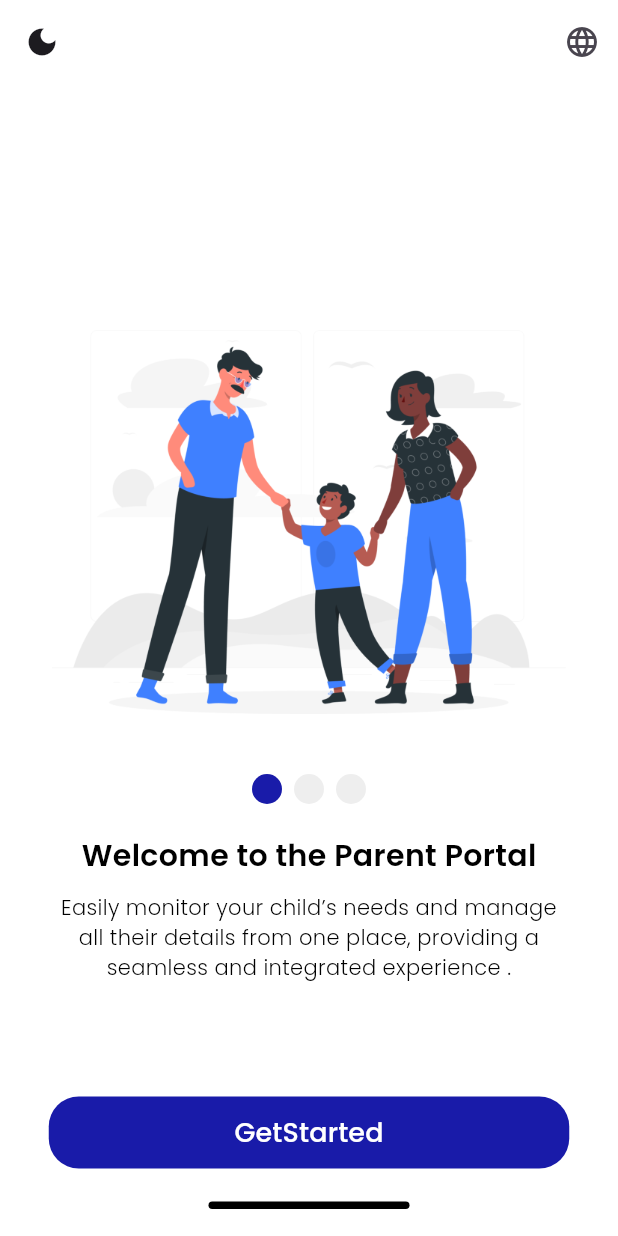
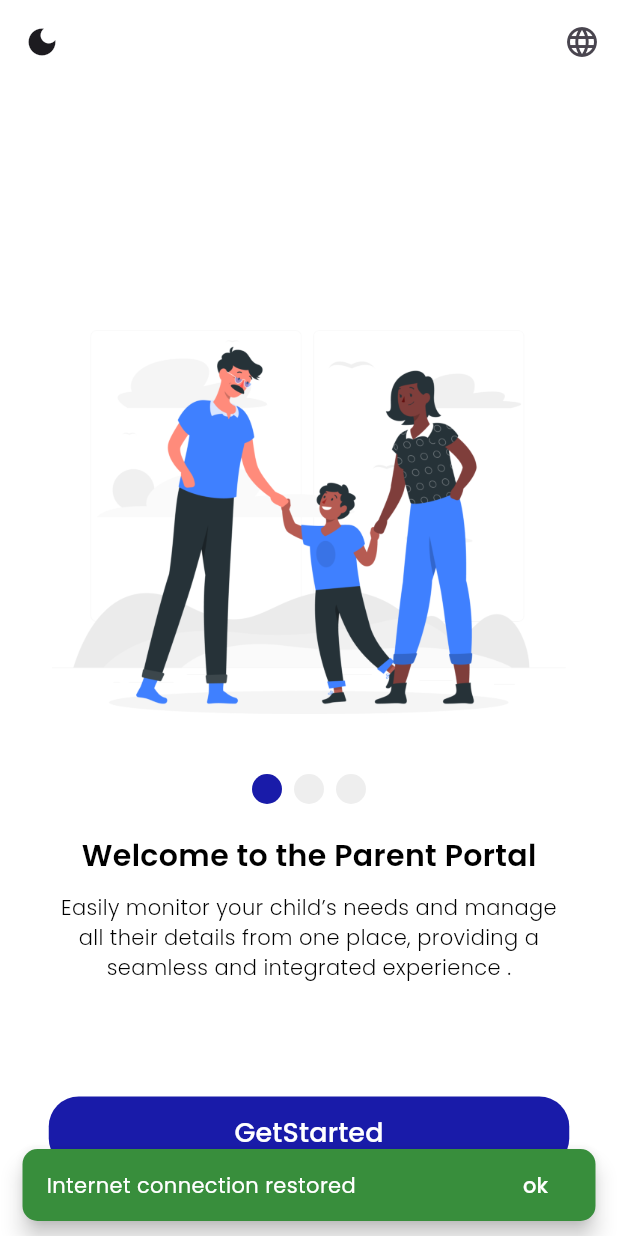
Before and after one commit to OmarAliSiad/smartSystemForSchools, a Flutter app: the screen it shows after launch, on a phone screen of 412 x 824 dp. Run offline on Flutter 3.47's test engine with Material 3 defaults, Android fonts, the phone set to English and light mode, and no system bars; our stand-ins replace animate_do, awesome_dialog, bloc, connectivity_plus, country_picker, dio and 11 more; missing offline and left inert: flutter_inappwebview, flutter_paypal_checkout, flutter_stripe; accounts and stored records are empty.

Commit message:
add connectivity_plus paackage and implement internet connectivity state management

```diff
--- /dev/null
+++ b/lib/core/connectivity_cubit/connectivity_cubit.dart
@@ -0,0 +1,44 @@
+import 'dart:async';
+import 'package:bloc/bloc.dart';
+import 'package:connectivity_plus/connectivity_plus.dart';
+import 'package:smartsystemforschools/core/connectivity_cubit/connectivity_state.dart';
+
+class InternetCubit extends Cubit<InternetState> {
+  final Connectivity connectivity;
+  late StreamSubscription connectivityStreamSubscription;
+  InternetCubit({required this.connectivity}) : super(InternetLoading()) {
+    connectivityStreamSubscription =
+        connectivity.onConnectivityChanged.listen((connectivityResult) {
+      if (connectivityResult == ConnectivityResult.wifi) {
+        emitInternetConnected(ConnectionType.wifi);
+      } else if (connectivityResult == ConnectivityResult.mobile) {
+        emitInternetConnected(ConnectionType.mobile);
+      } else if (connectivityResult == ConnectivityResult.none) {
+        emitInternetDisconnected();
+      }
+    });
+  }
+  Future<void> checkInternetConnection() async {
+    try {
+      var connectivityResult = await connectivity.checkConnectivity();
+      if (connectivityResult == ConnectivityResult.none) {
+        emit(InternetDisconnected());
+      } else {
+        emit(InternetConnected(connectionType: ConnectionType.wifi));
+      }
+    } catch (e) {
+      emit(InternetDisconnected());
+    }
+  }
+
+  void emitInternetConnected(ConnectionType connectionType) =>
+      emit(InternetConnected(connectionType: connectionType));
+
+  void emitInternetDisconnected() => emit(InternetDisconnected());
+
+  @override
+  Future<void> close() {
+    connectivityStreamSubscription.cancel();
+    return super.close();
+  }
+}
--- /dev/null
+++ b/lib/core/connectivity_cubit/connectivity_state.dart
@@ -0,0 +1,16 @@
+
+enum ConnectionType {
+  wifi,
+  mobile,
+}
+abstract class InternetState {}
+
+class InternetLoading extends InternetState {}
+
+class InternetConnected extends InternetState {
+  final ConnectionType connectionType;
+
+  InternetConnected({required this.connectionType});
+}
+
+class InternetDisconnected extends InternetState {}
--- a/lib/core/methods/show_scaffold_messanger.dart
+++ b/lib/core/methods/show_scaffold_messanger.dart
@@ -4,25 +4,30 @@ import '../utils/app_styles.dart';
 ScaffoldFeatureController<SnackBar, SnackBarClosedReason> dispalySnackBar(
   context, {
   required String title,
-  required String titleActionButton,
+  String? titleActionButton,
   required Color color,
+  Duration? durationD,
+  Widget? child,
   int duration = 2000,
 }) {
   return ScaffoldMessenger.of(context).showSnackBar(
     SnackBar(
-      duration: Duration(milliseconds: duration),
+      duration: durationD ?? Duration(milliseconds: duration),
       backgroundColor: color,
       behavior: SnackBarBehavior.floating,
       shape: RoundedRectangleBorder(
         borderRadius: BorderRadius.circular(10),
       ),
-      content: Text(
+      content: child ??
+          Text(
             title,
             style: AppStyles.styleRegular14().copyWith(
               color: Colors.white,
             ),
           ),
-      action: SnackBarAction(
+      action: titleActionButton == null
+          ? null
+          : SnackBarAction(
               label: titleActionButton,
               textColor: Colors.white,
               onPressed: () {},
--- a/lib/main.dart
+++ b/lib/main.dart
@@ -1,14 +1,19 @@
+import 'package:connectivity_plus/connectivity_plus.dart';
 import 'package:easy_localization/easy_localization.dart';
 import 'package:flutter/gestures.dart';
 import 'package:flutter/material.dart';
 import 'package:flutter/services.dart';
 import 'package:flutter_bloc/flutter_bloc.dart';
 import 'package:flutter_stripe/flutter_stripe.dart';
+import 'package:smartsystemforschools/core/connectivity_cubit/connectivity_cubit.dart';
+import 'package:smartsystemforschools/core/connectivity_cubit/connectivity_state.dart';
+import 'package:smartsystemforschools/core/methods/show_scaffold_messanger.dart';
 import 'package:smartsystemforschools/core/models/get_child_details/result.dart';
 import 'package:smartsystemforschools/core/themes/dark_theme.dart';
 import 'package:smartsystemforschools/core/themes/light_theme.dart';
 import 'package:smartsystemforschools/core/utils/allegris_service.dart';
 import 'package:smartsystemforschools/core/utils/api_keys.dart';
+import 'package:smartsystemforschools/core/utils/disconnect_page_view.dart';
 import 'package:smartsystemforschools/features/Allergies/data/food_ai_service.dart';
 import 'package:smartsystemforschools/features/Allergies/data/manager/cubit/get_all_catogries_cubit.dart';
 import 'package:smartsystemforschools/features/Allergies/data/manager/food_cubit/food_ai_cubit.dart';
@@ -90,6 +95,9 @@ class MyApp extends StatelessWidget {
         BlocProvider(create: (context) => AllergiesCubit(AllergiesService())),
         BlocProvider(create: (context) => PaymentCubit()),
         BlocProvider(create: (context) => SpendingLimitCubit()),
+        BlocProvider(
+          create: (context) => InternetCubit(connectivity: Connectivity()),
+        ),
       ],
       child: BlocBuilder<ThemeModeCubit, ThemeModeState>(
         builder: (context, state) {
@@ -113,6 +121,64 @@ class MyApp extends StatelessWidget {
               themeMode: themeMode,
               theme: lightTheme(context),
               darkTheme: darkTheme(context),
+              builder: (context, child) {
+                return BlocConsumer<InternetCubit, InternetState>(
+                  listener: (context, state) {
+                    if (state is InternetDisconnected) {
+                      dispalySnackBar(
+                        context,
+                        durationD: const Duration(days: 1),
+                        color: Colors.red[700]!,
+                        title: '',
+                        child: const Row(
+                          children: [
+                            Icon(
+                              Icons.wifi_off_rounded,
+                              color: Colors.white,
+                            ),
+                            SizedBox(width: 16),
+                            Expanded(
+                              child: Column(
+                                crossAxisAlignment: CrossAxisAlignment.start,
+                                mainAxisSize: MainAxisSize.min,
+                                children: [
+                                  Text(
+                                    'No Internet Connection',
+                                    style: TextStyle(
+                                      fontWeight: FontWeight.bold,
+                                      fontSize: 16,
+                                    ),
+                                  ),
+                                  SizedBox(height: 4),
+                                  Text(
+                                    'Please check your network settings',
+                                    style: TextStyle(fontSize: 14),
+                                  ),
+                                ],
+                              ),
+                            ),
+                          ],
+                        ),
+                      );
+                    } else if (state is InternetConnected) {
+                      dispalySnackBar(
+                        context,
+                        durationD: const Duration(seconds: 5),
+                        title: 'Internet connection restored',
+                        titleActionButton: 'ok',
+                        color: Colors.green[700]!,
+                      );
+                    }
+                  },
+                  builder: (context, state) {
+                    if (state is InternetConnected) {
+                      return child!;
+                    } else {
+                      return const DisconnectedPageView();
+                    }
+                  },
+                );
+              },
               routes: {
                 SplashView.id: (context) => const SplashView(),
                 LogIn.id: (context) => const LogIn(),
--- a/pubspec.yaml
+++ b/pubspec.yaml
@@ -32,6 +32,7 @@ dependencies:
   awesome_dialog: ^3.2.1
   country_code_picker: ^3.1.0
   country_picker: ^2.0.27
+  connectivity_plus: ^4.0.0
   cupertino_icons: ^1.0.8
   device_preview: ^1.2.0
   dio: ^5.8.0+1
```
Also changed, not shown: lib/core/utils/disconnect_page_view.dart (added, +28 -0 lines), pubspec.lock, 3 other files. Lines whose indentation alone changed are shown as unchanged.
